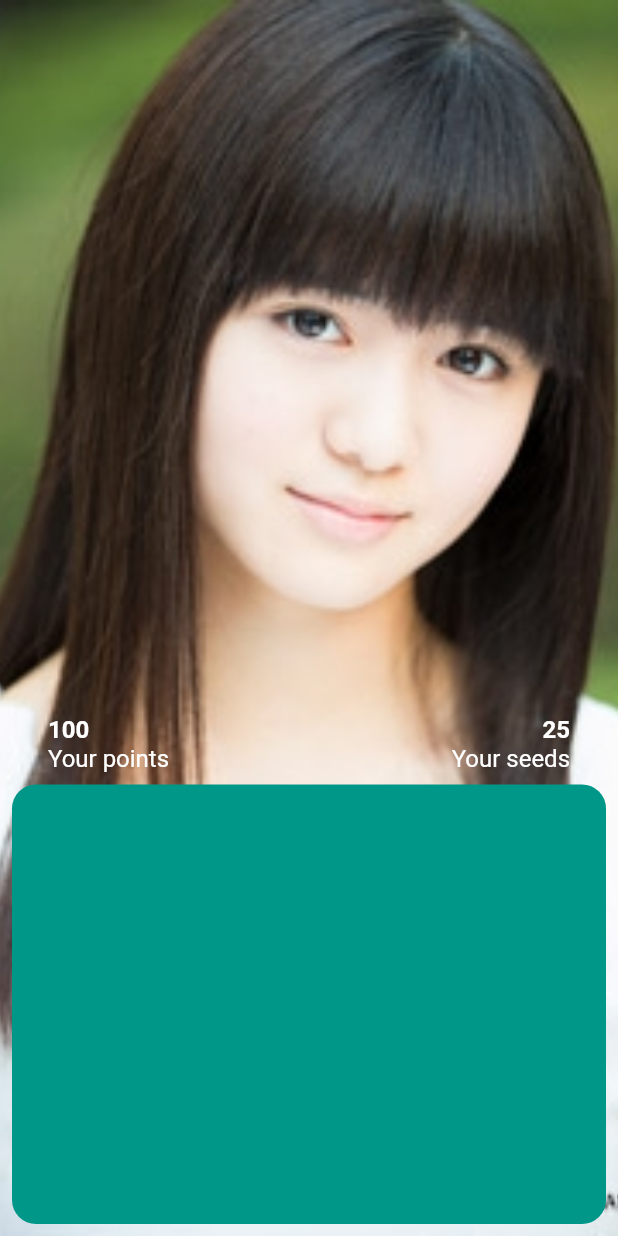
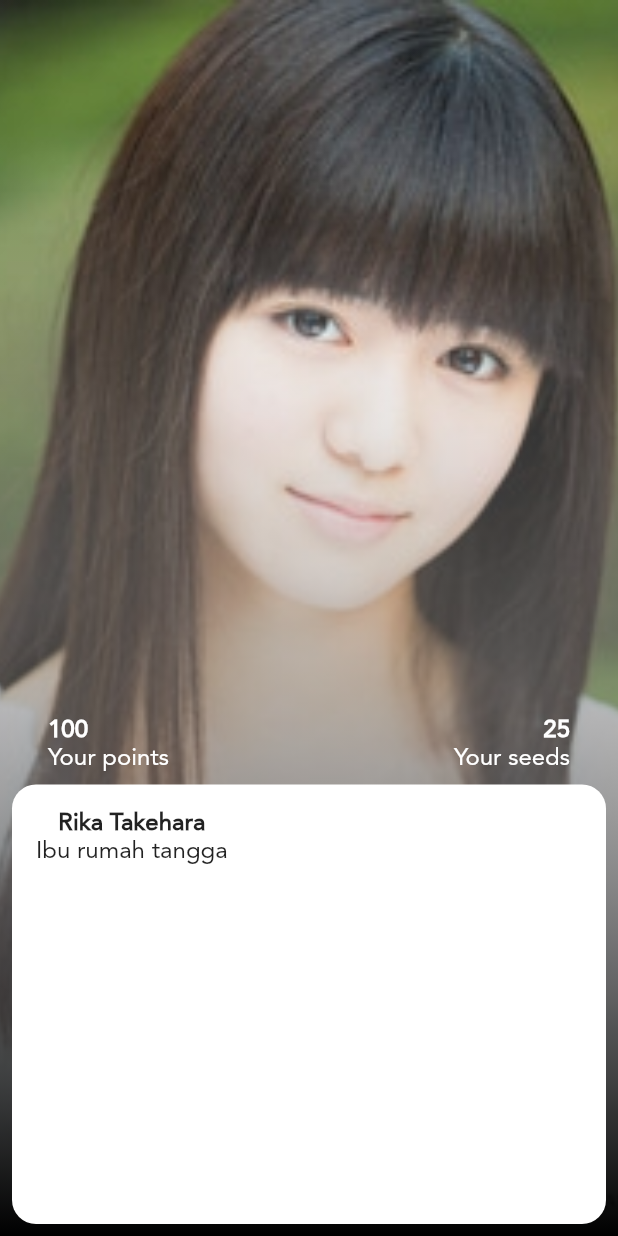
Before and after one commit to illukinati/padishea, a Flutter app: the MainScreen screen opened by its route, on a phone screen of 412 x 824 dp. Run offline on Flutter 3.47's test engine with Material 2 defaults, Android fonts, the phone set to English and light mode, and no system bars.

Commit message:
second commit

```diff
--- a/lib/screens/main_screen.dart
+++ b/lib/screens/main_screen.dart
@@ -6,6 +6,9 @@ class MainScreen extends StatefulWidget {
 }
 
 class _MainScreenState extends State<MainScreen> {
+  Color gradientStart = Colors.black;
+  Color gradientEnd = Colors.white;
+
   @override
   Widget build(BuildContext context) {
     return new Scaffold(
@@ -15,6 +18,15 @@ class _MainScreenState extends State<MainScreen> {
           new Image(
             image: new AssetImage("assets/moa.jpg"),
             fit: BoxFit.cover,
+          ),
+          new Container(
+            decoration: new BoxDecoration(
+                gradient: new LinearGradient(
+                    colors: [gradientStart, gradientEnd.withOpacity(0.01)],
+                    begin: new FractionalOffset(0.5, 1.0),
+                    end: new FractionalOffset(0.5, 0.0),
+                    stops: [0.0, 0.9],
+                    tileMode: TileMode.clamp)),
           ),
           new Column(
             mainAxisAlignment: MainAxisAlignment.end,
@@ -43,17 +55,35 @@ class _MainScreenState extends State<MainScreen> {
                 flex: 3,
                 child: new Container(
                   decoration: BoxDecoration(
-                    color: Colors.teal,
-                    shape: BoxShape.rectangle,
-                    borderRadius: new BorderRadius.circular(16.0)
-                  ),
+                      color: Colors.white,
+                      shape: BoxShape.rectangle,
+                      borderRadius: new BorderRadius.circular(16.0)),
                   padding: const EdgeInsets.all(8.0),
                   margin: const EdgeInsets.all(8.0),
                   child: new Column(
                     children: <Widget>[
                       new Row(
                         children: <Widget>[
-
+                          new Column(
+                            children: <Widget>[
+                              new Container(
+                                padding: const EdgeInsets.only(top: 8.0, left: 8.0),
+                                child: new Text("Rika Takehara",
+                                    style: new TextStyle(
+                                      fontFamily: 'Avenir',
+                                      fontSize: 16.0,
+                                      fontWeight: FontWeight.bold
+                                    )),
+                              ),new Container(
+                                padding: const EdgeInsets.only(left: 8.0),
+                                child: new Text("Ibu rumah tangga",
+                                    style: new TextStyle(
+                                      fontFamily: 'Avenir',
+                                      fontSize: 16.0,
+                                    )),
+                              ),
+                            ],
+                          )
                         ],
                       ),
                     ],
@@ -92,7 +122,8 @@ class LabelNumber extends StatelessWidget {
                 style: new TextStyle(
                     color: Colors.white,
                     fontWeight: FontWeight.bold,
-                    fontSize: 16.0),
+                    fontSize: 16.0,
+                    fontFamily: 'Avenir'),
               ),
             ),
           ),
@@ -101,7 +132,10 @@ class LabelNumber extends StatelessWidget {
             alignment: alignment,
             child: new Text(
               title,
-              style: new TextStyle(color: Colors.white, fontSize: 16.0),
+              style: new TextStyle(
+                color: Colors.white,
+                fontSize: 16.0,
+                fontFamily: 'Avenir'),
             ),
           ),
         ],
```
